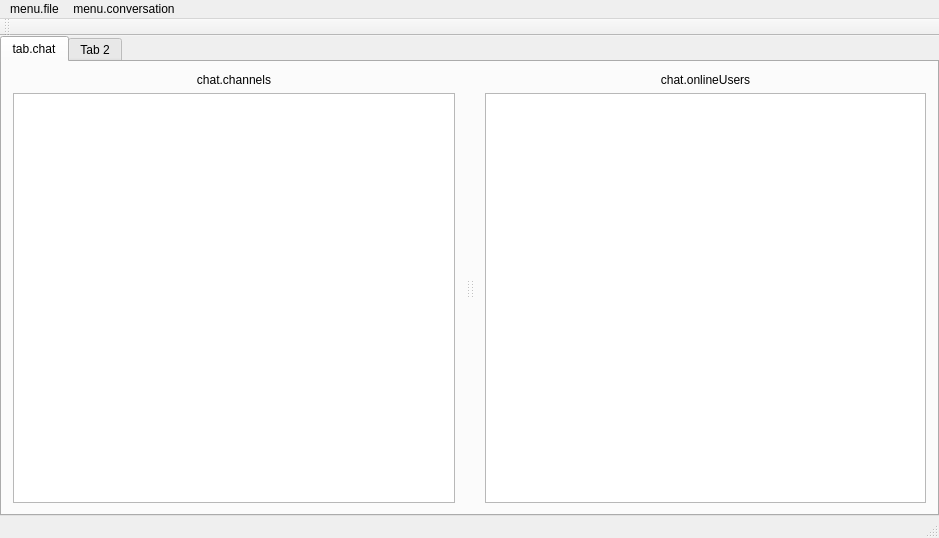
The window that CTP-client/mainwindow.ui (george99g/CTP) describes before a commit, drawn with Qt 5.
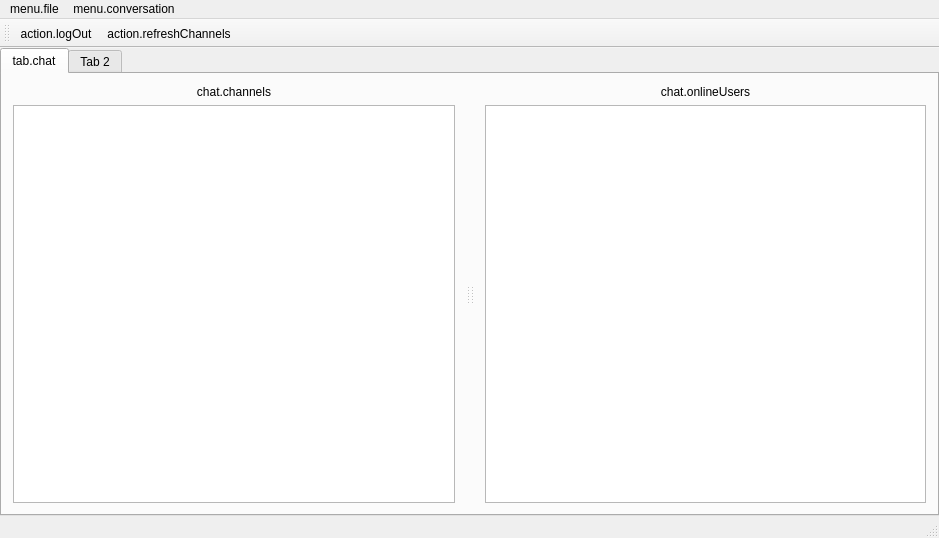
The same window after the commit.

Commit message:
Finished the channel listing.
Also fixed a bug with reading lines from sockets.

Patch:
```diff
--- a/CTP-client/mainwindow.ui
+++ b/CTP-client/mainwindow.ui
@@ -145,6 +145,8 @@
    <attribute name="toolBarBreak">
     <bool>false</bool>
    </attribute>
+   <addaction name="actionLogOut"/>
+   <addaction name="actionRefreshChannels"/>
   </widget>
   <widget class="QStatusBar" name="statusBar"/>
   <action name="actionExit">
@@ -167,6 +169,11 @@
     <string>action.logOut</string>
    </property>
   </action>
+  <action name="actionRefreshChannels">
+   <property name="text">
+    <string>action.refreshChannels</string>
+   </property>
+  </action>
  </widget>
  <layoutdefault spacing="6" margin="11"/>
  <resources/>
```
Left out of the diff: 7 changed lines with no effect on the pictures. The commit also changes 2 other files.
